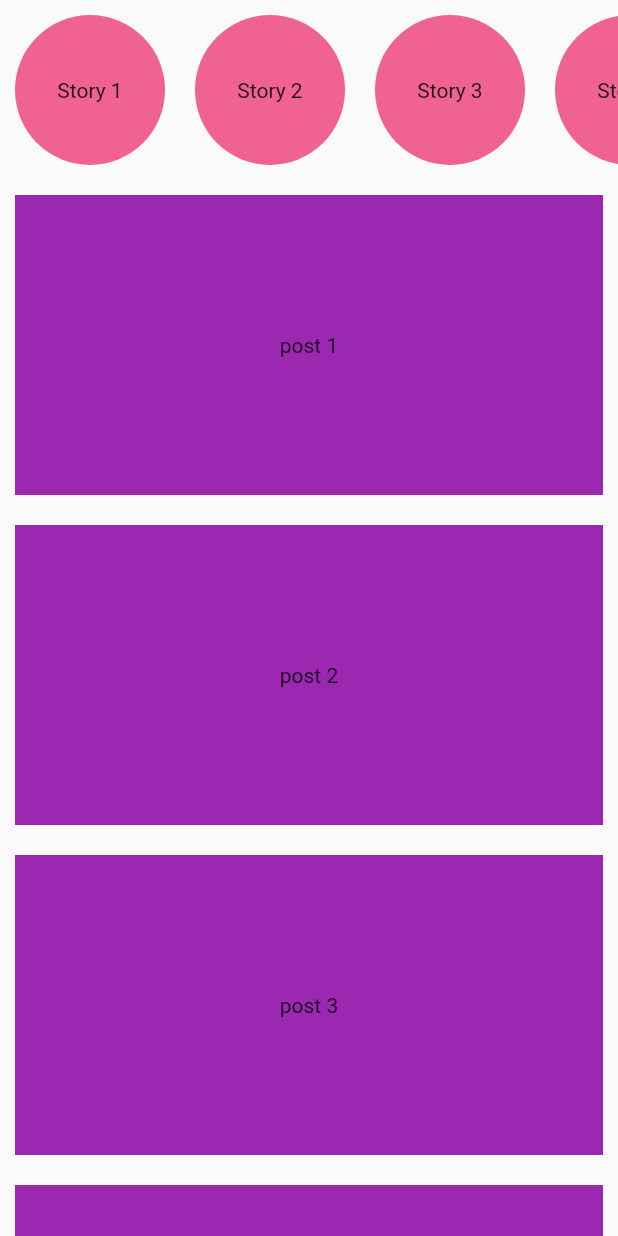
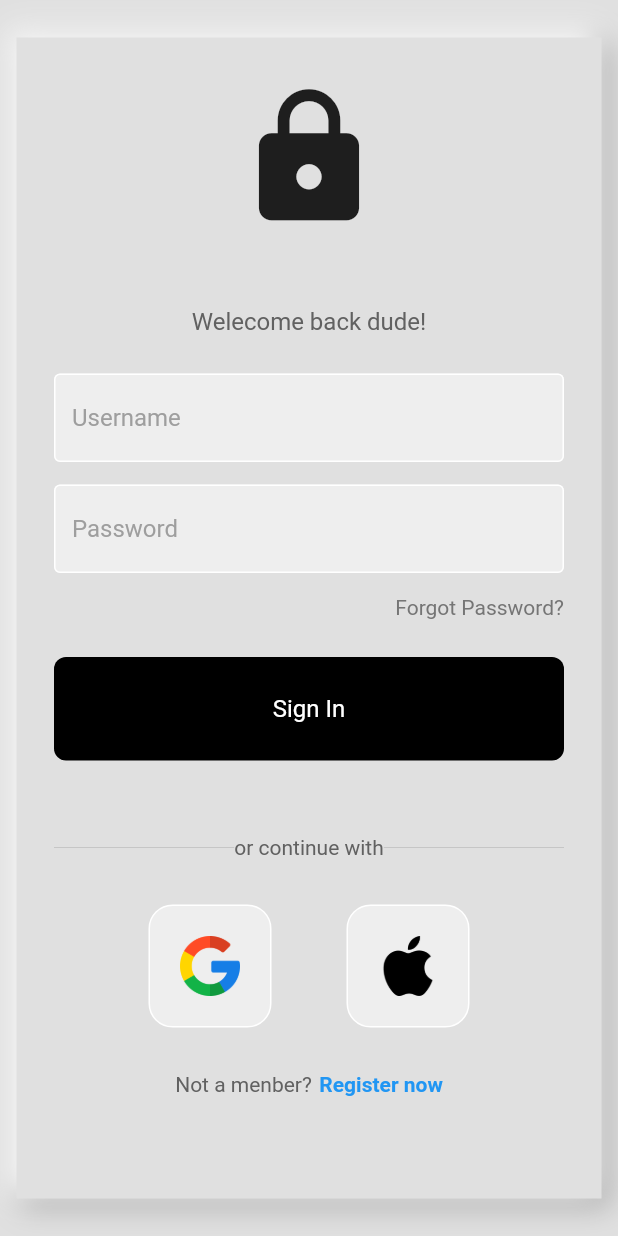
Before and after one commit to DileepKumarK444/flutter-study, a Flutter app: the screen it shows after launch, on a phone screen of 412 x 824 dp. Run offline on Flutter 3.47's test engine with Material 2 defaults, Android fonts, the phone set to English and light mode, and no system bars.

Commit message:
Login UI

```diff
--- /dev/null
+++ b/lib/components/my_button.dart
@@ -0,0 +1,27 @@
+import 'dart:math';
+
+import 'package:flutter/material.dart';
+
+class MyButton extends StatelessWidget {
+  final Function()? onTap;
+  const MyButton({super.key, this.onTap});
+
+  @override
+  Widget build(BuildContext context) {
+    return GestureDetector(
+      onTap: onTap,
+      child: Container(
+        padding: EdgeInsets.all(25),
+        margin: EdgeInsets.symmetric(horizontal: 25),
+        decoration: BoxDecoration(
+            color: Colors.black, borderRadius: BorderRadius.circular(8)),
+        child: Center(
+          child: Text(
+            'Sign In',
+            style: TextStyle(color: Colors.white, fontSize: 16),
+          ),
+        ),
+      ),
+    );
+  }
+}
--- /dev/null
+++ b/lib/components/my_textfield.dart
@@ -0,0 +1,32 @@
+import 'package:flutter/material.dart';
+
+class MyTextField extends StatelessWidget {
+  final controller;
+  final String hintText;
+  final bool obscureText;
+  const MyTextField(
+      {super.key,
+      this.controller,
+      required this.hintText,
+      required this.obscureText});
+
+  @override
+  Widget build(BuildContext context) {
+    return Padding(
+      padding: const EdgeInsets.symmetric(horizontal: 25.0),
+      child: TextField(
+        controller: controller,
+        obscureText: obscureText,
+        decoration: InputDecoration(
+            enabledBorder:
+                OutlineInputBorder(borderSide: BorderSide(color: Colors.white)),
+            focusedBorder: OutlineInputBorder(
+                borderSide: BorderSide(color: Colors.grey.shade400)),
+            fillColor: Colors.grey.shade200,
+            filled: true,
+            hintText: hintText,
+            hintStyle: TextStyle(color: Colors.grey[500])),
+      ),
+    );
+  }
+}
--- /dev/null
+++ b/lib/components/square_tile.dart
@@ -0,0 +1,17 @@
+import 'package:flutter/material.dart';
+
+class SquareTile extends StatelessWidget {
+  final String imagePath;
+  const SquareTile({super.key, required this.imagePath});
+
+  @override
+  Widget build(BuildContext context) {
+    return Container(
+        padding: EdgeInsets.all(20),
+        decoration: BoxDecoration(
+            border: Border.all(color: Colors.white),
+            borderRadius: BorderRadius.circular(16),
+            color: Colors.grey[200]),
+        child: Image.asset(imagePath, height: 40));
+  }
+}
--- a/lib/homepage.dart
+++ b/lib/homepage.dart
@@ -1,72 +1,47 @@
 import 'package:flutter/material.dart';
-import 'package:my_app/components/circle.dart';
-import 'package:my_app/components/dynamicsquare.dart';
-import 'package:my_app/components/square.dart';
-import 'package:my_app/constants.dart';
+import 'package:my_app/pages/account.dart';
+import 'package:my_app/pages/home.dart';
+import 'package:my_app/pages/message.dart';
+import 'package:my_app/pages/settings.dart';
 
-class MyHome extends StatelessWidget {
-  // const MyHome({super.key});
-  final List _posts = [
-    'post 1',
-    'post 2',
-    'post 3',
-    'post 4',
-    'post 5',
-    'post 6',
-    'post 7',
-    'post 8',
-    'post 9',
-    'post 10',
-  ];
+class HomePage extends StatefulWidget {
+  const HomePage({super.key});
 
-  final List _stories = [
-    'Story 1',
-    'Story 2',
-    'Story 3',
-    'Story 4',
-    'Story 5',
-    'Story 6',
-    'Story 7',
-    'Story 8',
-    'Story 9',
-    'Story 10',
-  ];
+  @override
+  State<HomePage> createState() => _HomePageState();
+}
 
+class _HomePageState extends State<HomePage> {
+  //Variable
+
+  int _selectedMenu = 0;
+  final _pages = [Home(), Message(), Settings(), Account()];
+
+  //Method
+
+  void _navigateBottomBar(int index) {
+    setState(() {
+      _selectedMenu = index;
+    });
+  }
+
+  //UI
   @override
   Widget build(BuildContext context) {
     return Scaffold(
-        //     body: ListView(
-        //   physics: NeverScrollableScrollPhysics(),
-        //   children: [
-        //     MySquare(),
-        //     MySquare(),
-        //     MySquare(),
-        //     MySquare(),
-        //     MySquare(),
-        //   ],
-        // )
-        body: Column(
-      children: [
-        //Stories
-        SizedBox(
-          height: 120,
-          child: ListView.builder(
-              itemCount: _stories.length,
-              scrollDirection: Axis.horizontal,
-              itemBuilder: (context, index) {
-                return MyCircle(child: _stories[index]);
-              }),
-        ),
-
-        //Posts
-        Expanded(
-          child: ListView.builder(
-              itemCount: _posts.length,
-              itemBuilder: (context, index) {
-                return MyDynamicSquare(child: _posts[index]);
-              }),
-        ),
-      ],
-    ));
+      body: _pages[_selectedMenu],
+      // bottomNavigationBar: BottomNavigationBar(
+      //     currentIndex: _selectedMenu,
+      //     type: BottomNavigationBarType.fixed,
+      //     onTap: _navigateBottomBar,
+      //     items: const [
+      //       BottomNavigationBarItem(icon: Icon(Icons.home), label: 'Home'),
+      //       BottomNavigationBarItem(
+      //           icon: Icon(Icons.message), label: 'Message'),
+      //       BottomNavigationBarItem(
+      //           icon: Icon(Icons.settings), label: 'Settings'),
+      //       BottomNavigationBarItem(icon: Icon(Icons.person), label: 'Account'),
+      //     ]),
+    );
   }
 }
--- a/lib/main.dart
+++ b/lib/main.dart
@@ -1,5 +1,5 @@
 import 'package:flutter/material.dart';
-import 'package:my_app/container.dart';
+// import 'package:my_app/container.dart';
 import 'package:my_app/homepage.dart';
 
 void main() {
@@ -12,7 +12,8 @@ class MyApp extends StatelessWidget {
   @override
   Widget build(BuildContext context) {
     return MaterialApp(
-      home: MyHome(),
+      debugShowCheckedModeBanner: false,
+      home: HomePage(),
     );
     // return MaterialApp(title: "Dilu's App", home: MyHome());
     // Scaffold(
--- /dev/null
+++ b/lib/pages/home.dart
@@ -0,0 +1,180 @@
+import 'dart:math';
+
+import 'package:flutter/material.dart';
+import 'package:my_app/components/my_button.dart';
+import 'package:my_app/components/my_textfield.dart';
+import 'package:my_app/components/square_tile.dart';
+
+class Home extends StatelessWidget {
+  Home({super.key});
+  final usernameController = TextEditingController();
+  final passwordController = TextEditingController();
+
+  void signUserIn() {}
+
+  @override
+  Widget build(BuildContext context) {
+    return Scaffold(
+      backgroundColor: Colors.grey[300],
+      body: SafeArea(
+        child: Center(
+          child: ConstrainedBox(
+            constraints: const BoxConstraints(maxWidth: 390),
+            child: Padding(
+              padding: const EdgeInsets.symmetric(vertical: 25),
+              child: Container(
+                // height: 1000,
+                decoration: BoxDecoration(color: Colors.grey[300], boxShadow: [
+                  BoxShadow(
+                      color: Colors.grey.shade500,
+                      offset: Offset(4.0, 4.0),
+                      spreadRadius: 1,
+                      blurRadius: 15),
+                  const BoxShadow(
+                      color: Colors.white,
+                      offset: Offset(-4.0, -4.0),
+                      spreadRadius: 1,
+                      blurRadius: 15),
+                ]),
+                child: ListView(
+                  //or Column
+                  // mainAxisAlignment: MainAxisAlignment.center,
+                  children: [
+                    const SizedBox(
+                      height: 30,
+                    ),
+                    //logo
+                    const Icon(
+                      Icons.lock,
+                      size: 100,
+                    ),
+
+                    const SizedBox(
+                      height: 50,
+                    ),
+                    //Welcome message
+                    Center(
+                      child: Text(
+                        'Welecome back dude!',
+                        style: TextStyle(color: Colors.grey[700], fontSize: 16),
+                      ),
+                    ),
+
+                    const SizedBox(
+                      height: 25,
+                    ),
+                    // Username field
+
+                    MyTextField(
+                      hintText: 'Username',
+                      obscureText: false,
+                      controller: usernameController,
+                    ),
+                    const SizedBox(
+                      height: 15,
+                    ),
+
+                    //Password field
+                    MyTextField(
+                      hintText: 'Password',
+                      obscureText: true,
+                      controller: passwordController,
+                    ),
+                    // ),
+                    const SizedBox(
+                      height: 15,
+                    ),
+                    Padding(
+                      padding: const EdgeInsets.symmetric(horizontal: 25.0),
+                      child: Row(
+                        mainAxisAlignment: MainAxisAlignment.end,
+                        children: [
+                          Text(
+                            'Forgot Password?',
+                            style: TextStyle(color: Colors.grey[600]),
+                          ),
+                        ],
+                      ),
+                    ),
+
+                    const SizedBox(
+                      height: 25,
+                    ),
+                    //sign in button
+                    MyButton(
+                      onTap: signUserIn,
+                    ),
+                    const SizedBox(
+                      height: 50,
+                    ),
+                    // or continune with
+                    Padding(
+                      padding: const EdgeInsets.symmetric(horizontal: 25),
+                      child: Row(
+                        children: [
+                          Expanded(
+                            child: Divider(
+                              thickness: 0.5,
+                              color: Colors.grey[400],
+                            ),
+                          ),
+                          Text(
+                            'or continue with',
+                            style: TextStyle(color: Colors.grey[700]),
+                          ),
+                          Expanded(
+                            child: Divider(
+                              thickness: 0.5,
+                              color: Colors.grey[400],
+                            ),
+                          ),
+                        ],
+                      ),
+                    ),
+                    const SizedBox(
+                      height: 30,
+                    ),
+                    //google + apple
+                    Row(
+                      mainAxisAlignment: MainAxisAlignment.center,
+                      children: [
+                        //google button
+                        SquareTile(imagePath: 'assets/images/google.png'),
+                        SizedBox(
+                          width: 50,
+                        ),
+                        //apple button
+                        SquareTile(imagePath: 'assets/images/apple.png')
+                      ],
+                    ),
+                    const SizedBox(
+                      height: 30,
+                    ),
+                    Row(
+                      mainAxisAlignment: MainAxisAlignment.center,
+                      children: [
+                        Text(
+                          'Not a menber?',
+                          style: TextStyle(color: Colors.grey[700]),
+                        ),
+                        const SizedBox(
+                          width: 5,
+                        ),
+                        Text(
+                          'Register now',
+                          style: TextStyle(
+                              color: Colors.blue, fontWeight: FontWeight.bold),
+                        )
+                      ],
+                    )
+                    // not a member ? register
+                  ],
+                ),
+              ),
+            ),
+          ),
+        ),
+      ),
+    );
+  }
+}
--- a/pubspec.yaml
+++ b/pubspec.yaml
@@ -58,8 +58,8 @@ flutter:
   uses-material-design: true
 
   # To add assets to your application, add an assets section, like this:
-  # assets:
-  #   - images/a_dot_burr.jpeg
+  assets:
+    - assets/images/
   #   - images/a_dot_ham.jpeg
 
   # An image asset can refer to one or more resolution-specific "variants", see
```
Also changed, not shown: lib/buttontap.dart (added, +65 -0 lines), lib/listviewbuilder.dart (added, +72 -0 lines), lib/pages/account.dart (added, +15 -0 lines), lib/pages/message.dart (added, +15 -0 lines), lib/pages/settings.dart (added, +15 -0 lines), assets/images/apple.png (added), assets/images/google.png (added), pubspec.lock.
